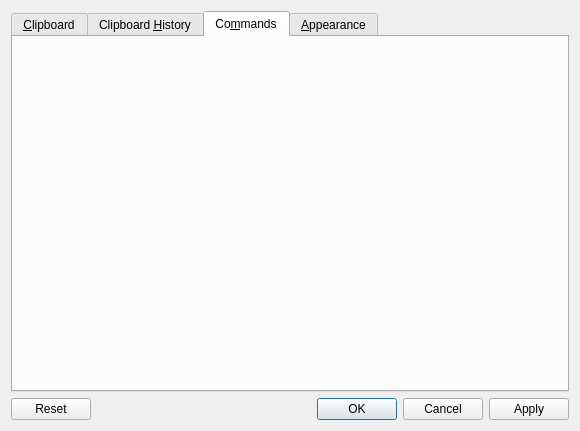
First picture: the form in src/configurationmanager.ui, repository hluk/CopyQ, before the edit.
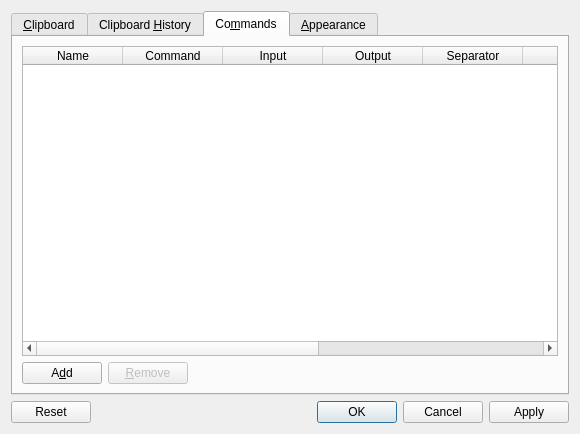
Second picture: the form after the edit. The open tabs and pages were chosen to show the change.

Commit message: Preferences: QSplitter between HTML and CSS, commands interface; Save/restore geometry of all dialogs

What changed in the file:
```diff
--- a/src/configurationmanager.ui
+++ b/src/configurationmanager.ui
@@ -7,7 +7,7 @@
     <x>0</x>
     <y>0</y>
     <width>580</width>
-    <height>431</height>
+    <height>434</height>
    </rect>
   </property>
   <property name="windowTitle">
@@ -264,6 +264,125 @@
         <attribute name="title">
          <string>Co&amp;mmands</string>
         </attribute>
+        <layout class="QGridLayout" name="gridLayout_7">
+         <item row="0" column="0">
+          <layout class="QVBoxLayout" name="verticalLayout_10">
+           <item>
+            <widget class="QTableWidget" name="tableCommands">
+             <column>
+              <property name="text">
+               <string extracomment="Label in context menu (use ampersand before character you want to be quick access key)">Name</string>
+              </property>
+              <property name="toolTip">
+               <string extracomment="Label in context menu (use ampersand before character you want to be quick access key)"/>
+              </property>
+              <property name="whatsThis">
+               <string/>
+              </property>
+             </column>
+             <column>
+              <property name="text">
+               <string>Command</string>
+              </property>
+              <property name="toolTip">
+               <string extracomment="Command (%1 is contents of selected items)"/>
+              </property>
+             </column>
+             <column>
+              <property name="text">
+               <string>Input</string>
+              </property>
+              <property name="toolTip">
+               <string extracomment="Send content of selected items to standard input"/>
+              </property>
+             </column>
+             <column>
+              <property name="text">
+               <string>Output</string>
+              </property>
+              <property name="toolTip">
+               <string extracomment="Save the output in items"/>
+              </property>
+             </column>
+             <column>
+              <property name="text">
+               <string>Separator</string>
+              </property>
+              <property name="toolTip">
+               <string extracomment="Command output separator for splitting into multiple items"/>
+              </property>
+             </column>
+             <column>
+              <property name="text">
+               <string>Match</string>
+              </property>
+              <property name="toolTip">
+               <string extracomment="Allow command only on matched items (regular expression)"/>
+              </property>
+             </column>
+             <column>
+              <property name="text">
+               <string>Wait</string>
+              </property>
+              <property name="toolTip">
+               <string extracomment="Open action dialog instead of executing the command immediately"/>
+              </property>
+             </column>
+             <column>
+              <property name="text">
+               <string>Icon</string>
+              </property>
+              <property name="toolTip">
+               <string extracomment="Icon filename"/>
+              </property>
+             </column>
+             <column>
+              <property name="text">
+               <string>Shortcut</string>
+              </property>
+              <property name="toolTip">
+               <string extracomment="Command shortcut (e.g. Ctrl-X)"/>
+              </property>
+             </column>
+            </widget>
+           </item>
+           <item>
+            <layout class="QHBoxLayout" name="horizontalLayout_5">
+             <item>
+              <widget class="QPushButton" name="pushButtoAdd">
+               <property name="text">
+                <string>A&amp;dd</string>
+               </property>
+              </widget>
+             </item>
+             <item>
+              <widget class="QPushButton" name="pushButtonRemove">
+               <property name="enabled">
+                <bool>false</bool>
+               </property>
+               <property name="text">
+                <string>&amp;Remove</string>
+               </property>
+              </widget>
+             </item>
+             <item>
+              <spacer name="horizontalSpacer">
+               <property name="orientation">
+                <enum>Qt::Horizontal</enum>
+               </property>
+               <property name="sizeHint" stdset="0">
+                <size>
+                 <width>40</width>
+                 <height>20</height>
+                </size>
+               </property>
+              </spacer>
+             </item>
+            </layout>
+           </item>
+          </layout>
+         </item>
+        </layout>
        </widget>
        <widget class="QWidget" name="tab_appearance">
         <attribute name="title">
```
Left out of the diff: 55 changed lines with no effect on the pictures. Lines whose indentation alone changed are shown as unchanged. The commit also changes 20 other files.
